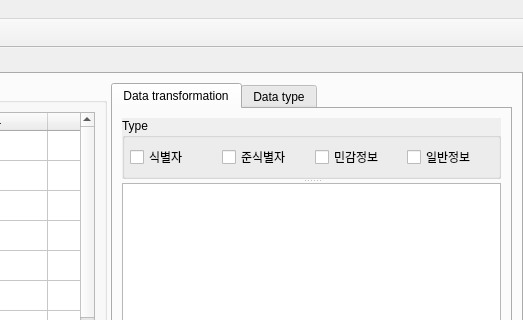
The window that UI/NonIdentifierUI.ui (zel0rd/Non-Identifying) describes before a commit, drawn with Qt 5; both pictures show x 401 to 924 and y 0 to 320 of the 924 by 964 pixel window.
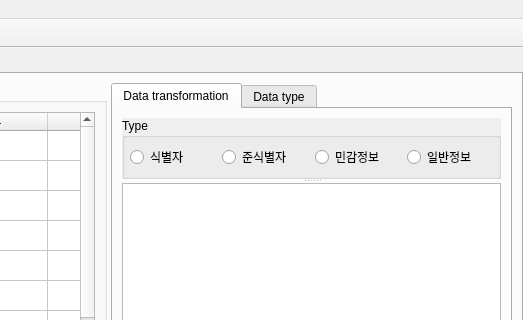
The same window after the commit. The open tabs and pages were chosen to show the change. Icons and pictures are not drawn. Custom widgets are drawn as their Qt base class.

```diff
--- a/UI/NonIdentifierUI.ui
+++ b/UI/NonIdentifierUI.ui
@@ -294,52 +294,28 @@
                    <number>5</number>
                   </property>
                   <item row="0" column="0">
-                   <widget class="QCheckBox" name="ID">
-                    <property name="sizePolicy">
-                     <sizepolicy hsizetype="Minimum" vsizetype="Fixed">
-                      <horstretch>0</horstretch>
-                      <verstretch>0</verstretch>
-                     </sizepolicy>
-                    </property>
+                   <widget class="QRadioButton" name="ID">
                     <property name="text">
                      <string>식별자</string>
                     </property>
                    </widget>
                   </item>
                   <item row="0" column="1">
-                   <widget class="QCheckBox" name="QD">
-                    <property name="sizePolicy">
-                     <sizepolicy hsizetype="Minimum" vsizetype="Fixed">
-                      <horstretch>0</horstretch>
-                      <verstretch>0</verstretch>
-                     </sizepolicy>
-                    </property>
+                   <widget class="QRadioButton" name="QD">
                     <property name="text">
                      <string>준식별자</string>
                     </property>
                    </widget>
                   </item>
                   <item row="0" column="2">
-                   <widget class="QCheckBox" name="SA">
-                    <property name="sizePolicy">
-                     <sizepolicy hsizetype="Minimum" vsizetype="Fixed">
-                      <horstretch>0</horstretch>
-                      <verstretch>0</verstretch>
-                     </sizepolicy>
-                    </property>
+                   <widget class="QRadioButton" name="SA">
                     <property name="text">
                      <string>민감정보</string>
                     </property>
                    </widget>
                   </item>
                   <item row="0" column="3">
-                   <widget class="QCheckBox" name="GI">
-                    <property name="sizePolicy">
-                     <sizepolicy hsizetype="Minimum" vsizetype="Fixed">
-                      <horstretch>0</horstretch>
-                      <verstretch>0</verstretch>
-                     </sizepolicy>
-                    </property>
+                   <widget class="QRadioButton" name="GI">
                     <property name="text">
                      <string>일반정보</string>
                     </property>
```
Left out of the diff: 2 changed lines with no effect on the pictures.
